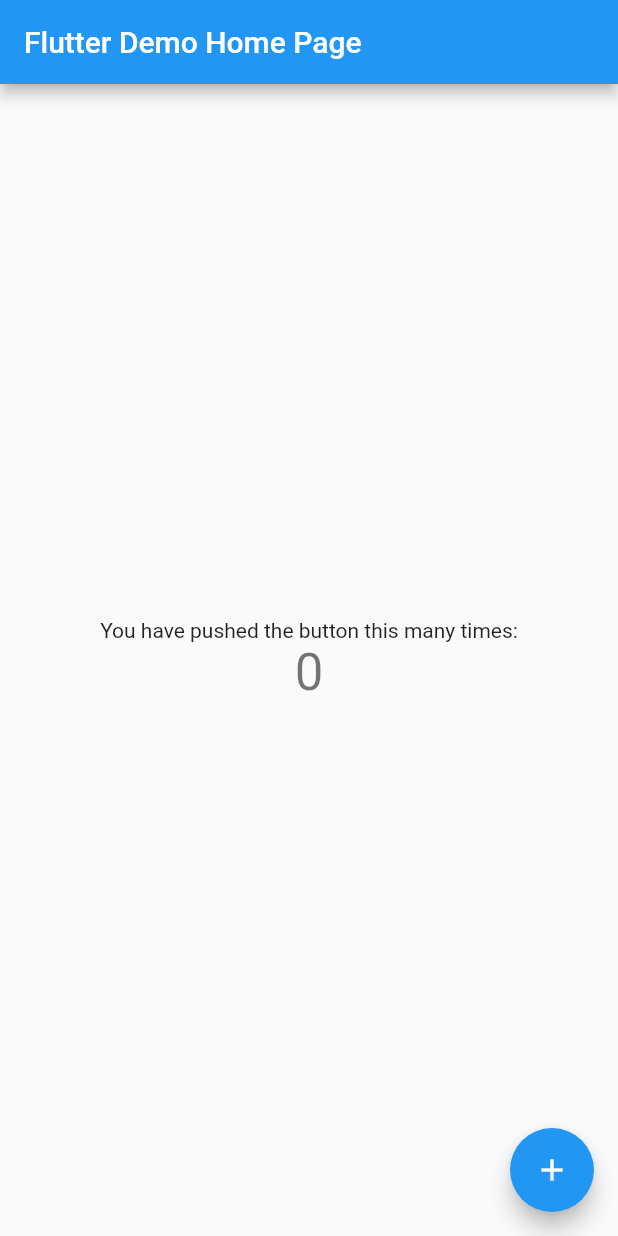
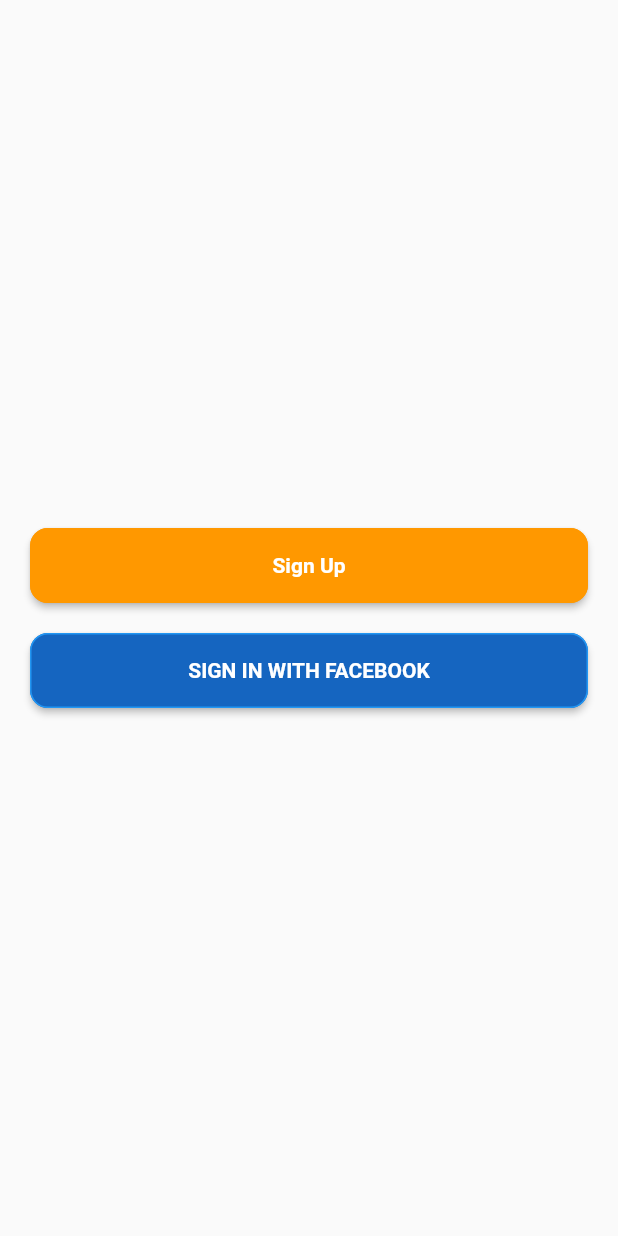
Before and after one commit to elsayedz/GithubMobileAppTrack, a Flutter app: the screen it shows after launch, on a phone screen of 412 x 824 dp. Run offline on Flutter 3.47's test engine with Material 2 defaults, Android fonts, the phone set to English and light mode, and no system bars; our stand-ins replace firebase_auth, firebase_core; accounts and stored records are empty.

Commit message:
Added routing

```diff
--- a/lib/main.dart
+++ b/lib/main.dart
@@ -1,115 +1,70 @@
+// @dart=2.9
+import 'package:firebase_core/firebase_core.dart';
+import 'package:firebase_auth/firebase_auth.dart';
 import 'package:flutter/material.dart';
+import 'package:github_mobile_app/screens/signup_screen.dart';
+import 'package:github_mobile_app/widgets/big_button.dart';
 
-void main() {
-  runApp(const MyApp());
+void main() async {
+  WidgetsFlutterBinding.ensureInitialized();
+  await Firebase.initializeApp();
+
+  runApp(MyApp());
 }
 
 class MyApp extends StatelessWidget {
-  const MyApp({Key? key}) : super(key: key);
-
   // This widget is the root of your application.
   @override
   Widget build(BuildContext context) {
     return MaterialApp(
       title: 'Flutter Demo',
       theme: ThemeData(
-        // This is the theme of your application.
-        //
-        // Try running your application with "flutter run". You'll see the
-        // application has a blue toolbar. Then, without quitting the app, try
-        // changing the primarySwatch below to Colors.green and then invoke
-        // "hot reload" (press "r" in the console where you ran "flutter run",
-        // or simply save your changes to "hot reload" in a Flutter IDE).
-        // Notice that the counter didn't reset back to zero; the application
-        // is not restarted.
         primarySwatch: Colors.blue,
       ),
-      home: const MyHomePage(title: 'Flutter Demo Home Page'),
+      home: MyHomePage(),
+      routes: {
+        SignUpScreen.screenName: (context) => SignUpScreen(),
+      },
     );
   }
 }
 
 class MyHomePage extends StatefulWidget {
-  const MyHomePage({Key? key, required this.title}) : super(key: key);
-
-  // This widget is the home page of your application. It is stateful, meaning
-  // that it has a State object (defined below) that contains fields that affect
-  // how it looks.
-
-  // This class is the configuration for the state. It holds the values (in this
-  // case the title) provided by the parent (in this case the App widget) and
-  // used by the build method of the State. Fields in a Widget subclass are
-  // always marked "final".
-
-  final String title;
-
   @override
   State<MyHomePage> createState() => _MyHomePageState();
 }
 
 class _MyHomePageState extends State<MyHomePage> {
-  int _counter = 0;
-
-  void _incrementCounter() {
-    setState(() {
-      // This call to setState tells the Flutter framework that something has
-      // changed in this State, which causes it to rerun the build method below
-      // so that the display can reflect the updated values. If we changed
-      // _counter without calling setState(), then the build method would not be
-      // called again, and so nothing would appear to happen.
-      _counter++;
-    });
-  }
-
+  FirebaseAuth auth = FirebaseAuth.instance;
   @override
   Widget build(BuildContext context) {
-    // This method is rerun every time setState is called, for instance as done
-    // by the _incrementCounter method above.
-    //
-    // The Flutter framework has been optimized to make rerunning build methods
-    // fast, so that you can just rebuild anything that needs updating rather
-    // than having to individually change instances of widgets.
     return Scaffold(
-      appBar: AppBar(
-        // Here we take the value from the MyHomePage object that was created by
-        // the App.build method, and use it to set our appbar title.
-        title: Text(widget.title),
-      ),
       body: Center(
-        // Center is a layout widget. It takes a single child and positions it
-        // in the middle of the parent.
         child: Column(
-          // Column is also a layout widget. It takes a list of children and
-          // arranges them vertically. By default, it sizes itself to fit its
-          // children horizontally, and tries to be as tall as its parent.
-          //
-          // Invoke "debug painting" (press "p" in the console, choose the
-          // "Toggle Debug Paint" action from the Flutter Inspector in Android
-          // Studio, or the "Toggle Debug Paint" command in Visual Studio Code)
-          // to see the wireframe for each widget.
-          //
-          // Column has various properties to control how it sizes itself and
-          // how it positions its children. Here we use mainAxisAlignment to
-          // center the children vertically; the main axis here is the vertical
-          // axis because Columns are vertical (the cross axis would be
-          // horizontal).
           mainAxisAlignment: MainAxisAlignment.center,
-          children: <Widget>[
-            const Text(
-              'You have pushed the button this many times:',
+          children: [
+            BigButton(
+              title: 'Sign Up',
+              textColor: Colors.white,
+              colour: Colors.orange,
+              borderColor: Colors.orange,
+              onPressed: () {
+                print('Hello');
+                Navigator.pushNamed(context, SignUpScreen.screenName);
+              },
             ),
-            Text(
-              '$_counter',
-              style: Theme.of(context).textTheme.headline4,
+            BigButton(
+              title: 'SIGN IN WITH FACEBOOK',
+              textColor: Colors.white,
+              colour: Colors.blue.shade800,
+              onPressed: () {
+                print('Hello');
+              },
             ),
           ],
         ),
       ),
-      floatingActionButton: FloatingActionButton(
-        onPressed: _incrementCounter,
-        tooltip: 'Increment',
-        child: const Icon(Icons.add),
-      ), // This trailing comma makes auto-formatting nicer for build methods.
     );
+    // Here we take the value from the MyHomePage object that was created by
   }
 }
```
Also changed, not shown: lib/screens/signup_screen.dart (+21 -0 lines).
